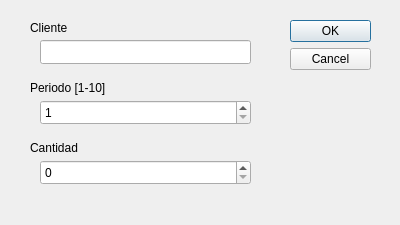
Before: the Qt Designer form src/insertdatadialog.ui in TheBerbat/bloque-produccion, drawn with Qt 5.
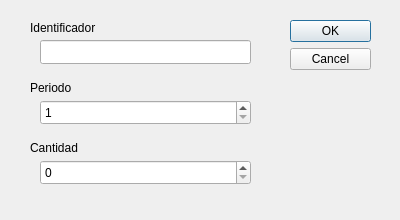
After: the same form once the commit is applied.

```diff
--- a/src/insertdatadialog.ui
+++ b/src/insertdatadialog.ui
@@ -7,9 +7,21 @@
     <x>0</x>
     <y>0</y>
     <width>400</width>
-    <height>225</height>
+    <height>220</height>
    </rect>
   </property>
+  <property name="minimumSize">
+   <size>
+    <width>400</width>
+    <height>220</height>
+   </size>
+  </property>
+  <property name="maximumSize">
+   <size>
+    <width>400</width>
+    <height>220</height>
+   </size>
+  </property>
   <property name="windowTitle">
    <string>Dialog</string>
   </property>
@@ -34,12 +46,12 @@
     <rect>
      <x>30</x>
      <y>20</y>
-     <width>49</width>
+     <width>101</width>
      <height>16</height>
     </rect>
    </property>
    <property name="text">
-    <string>Cliente</string>
+    <string>Identificador</string>
    </property>
   </widget>
   <widget class="QLabel" name="periodLabel">
@@ -52,7 +64,7 @@
     </rect>
    </property>
    <property name="text">
-    <string>Periodo [1-10]</string>
+    <string>Periodo</string>
    </property>
   </widget>
   <widget class="QLabel" name="sizeLabel">
```
Left out of the diff: 4 changed lines with no effect on the pictures.
